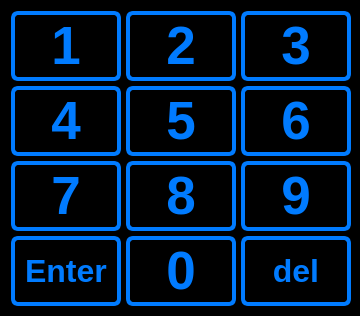
Above: ui_elements/passwordbuttons2.ui from AndreWohnsland/CocktailBerry before the change. Below: the same form after it.
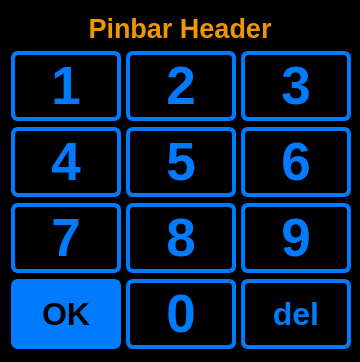
That is the form after the change.

Patch:
```diff
--- a/ui_elements/passwordbuttons2.ui
+++ b/ui_elements/passwordbuttons2.ui
@@ -7,19 +7,19 @@
     <x>0</x>
     <y>0</y>
     <width>360</width>
-    <height>316</height>
+    <height>362</height>
    </rect>
   </property>
   <property name="minimumSize">
    <size>
     <width>355</width>
-    <height>316</height>
+    <height>362</height>
    </size>
   </property>
   <property name="maximumSize">
    <size>
-    <width>360</width>
-    <height>316</height>
+    <width>362</width>
+    <height>362</height>
    </size>
   </property>
   <property name="windowTitle">
@@ -49,11 +49,58 @@
 {
 	color: rgb(239, 151, 0);	
 	border-color: rgb(239, 151, 0);
+}
+
+#LHeader {
+	color: rgb(239, 151, 0);
+}
+
+/* Inverted button style */
+#PBenter {
+	background-color: rgb(0, 123, 255);  
+	color: rgb(0, 0, 0);
+    border-width: 3px;
+	border-color: rgb(0, 123, 255);
+	border-style: solid;
+	border-radius: 7;
+	padding: 3px;
+	padding-left: 5px;
+	padding-right: 5px;
+}
+
+#PBenter:pressed {
+	background-color: rgb(239, 151, 0);	
+	border-color: rgb(239, 151, 0);	
 }</string>
   </property>
   <property name="modal">
    <bool>true</bool>
   </property>
+  <layout class="QVBoxLayout" name="verticalLayout">
+   <item>
+    <widget class="QLabel" name="LHeader">
+     <property name="maximumSize">
+      <size>
+       <width>16777215</width>
+       <height>30</height>
+      </size>
+     </property>
+     <property name="font">
+      <font>
+       <pointsize>20</pointsize>
+       <weight>75</weight>
+       <bold>true</bold>
+      </font>
+     </property>
+     <property name="text">
+      <string>Pinbar Header</string>
+     </property>
+     <property name="alignment">
+      <set>Qt::AlignCenter</set>
+     </property>
+    </widget>
+   </item>
+   <item>
   <layout class="QGridLayout" name="gridLayout">
    <item row="0" column="0">
     <widget class="QPushButton" name="PB1">
@@ -311,7 +358,7 @@
       </font>
      </property>
      <property name="text">
-      <string>Enter</string>
+        <string>OK</string>
      </property>
     </widget>
    </item>
@@ -366,6 +413,8 @@
       <string>del</string>
      </property>
     </widget>
+     </item>
+    </layout>
    </item>
   </layout>
  </widget>
```
Left out of the diff: 104 changed lines with no effect on the pictures. Lines whose indentation alone changed are shown as unchanged.
